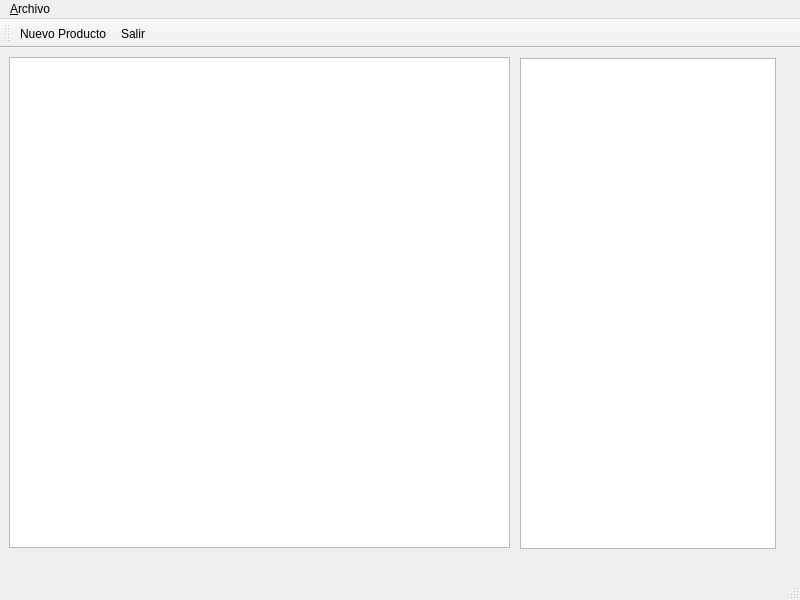
First picture: the form in pantallaprincipal.ui, repository Hayai01/BoxLoad, before the edit.
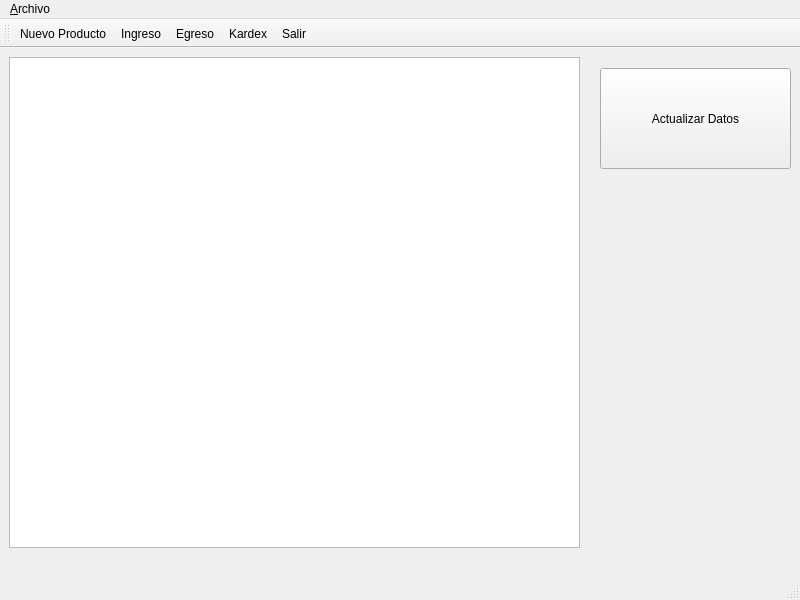
Second picture: the form after the edit. Icons and pictures are not drawn.

What changed in the file:
```diff
--- a/pantallaprincipal.ui
+++ b/pantallaprincipal.ui
@@ -22,20 +22,23 @@
      <rect>
       <x>9</x>
       <y>9</y>
-      <width>501</width>
+      <width>571</width>
       <height>491</height>
      </rect>
     </property>
    </widget>
-   <widget class="QTableWidget" name="tablaProveedores">
+   <widget class="QPushButton" name="pushButton">
     <property name="geometry">
      <rect>
-      <x>520</x>
-      <y>10</y>
-      <width>256</width>
-      <height>491</height>
+      <x>600</x>
+      <y>20</y>
+      <width>191</width>
+      <height>101</height>
      </rect>
     </property>
+    <property name="text">
+     <string>Actualizar Datos</string>
+    </property>
    </widget>
   </widget>
   <widget class="QMenuBar" name="menubar">
@@ -82,6 +85,9 @@
     <bool>false</bool>
    </attribute>
    <addaction name="action_Nuevo_Producto"/>
+   <addaction name="action_Ingreso"/>
+   <addaction name="action_Egreso"/>
+   <addaction name="actionKardex"/>
    <addaction name="action_Salir"/>
   </widget>
   <action name="action_Nuevo_Producto">
```
Left out of the diff: 14 changed lines with no effect on the pictures.
